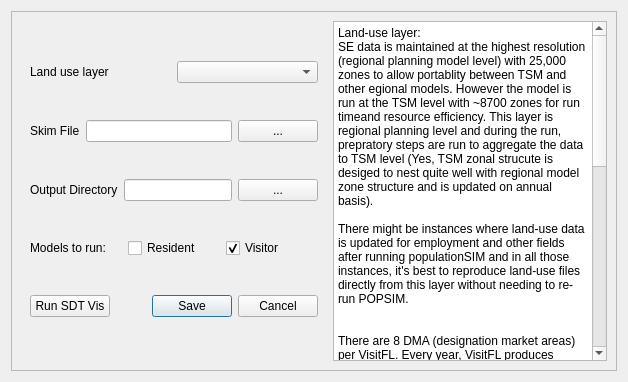
Qt form ui/SDT_visitor.ui (TSMv6/tsm_panel) before a commit.
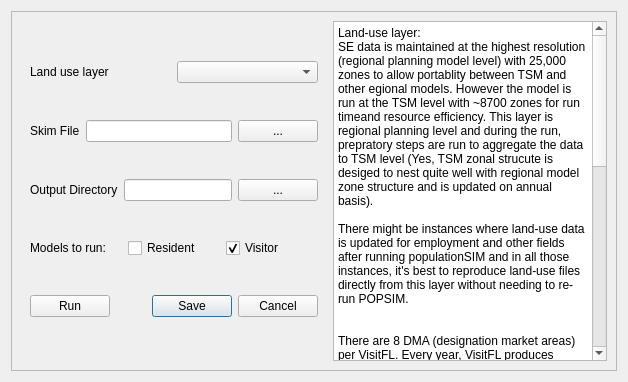
The same form after that commit.

Diff of the .ui file:
```diff
--- a/ui/SDT_visitor.ui
+++ b/ui/SDT_visitor.ui
@@ -115,7 +115,7 @@
            <item>
             <widget class="QPushButton" name="Run_SDTVis">
              <property name="text">
-              <string>Run SDT Vis</string>
+              <string>Run</string>
              </property>
             </widget>
            </item>
```
